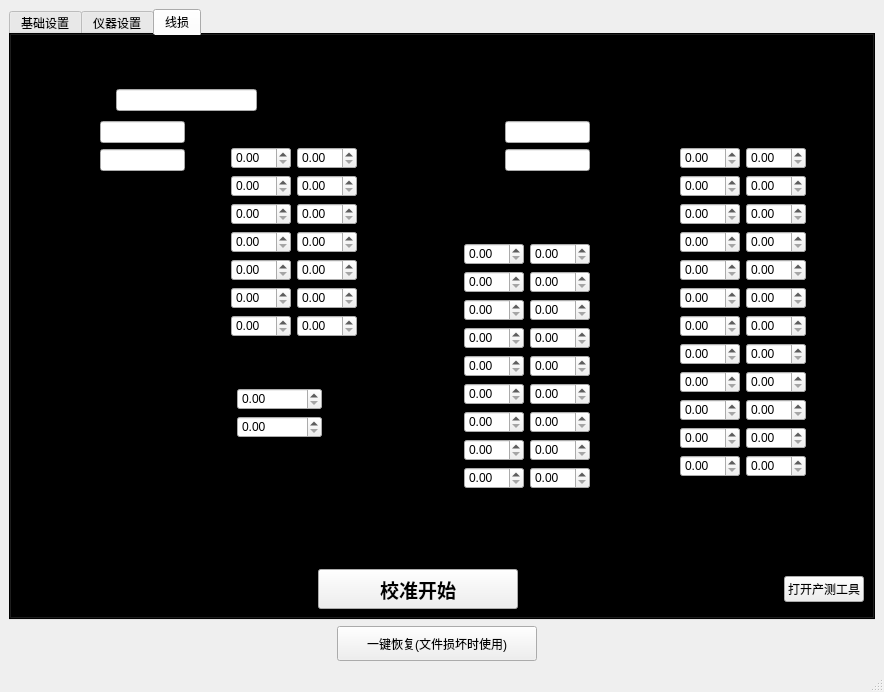
This is Factory_set_air/factory_set.ui in LeekSir/A_setTool as Qt 5 draws it before an edit. The edited form follows.
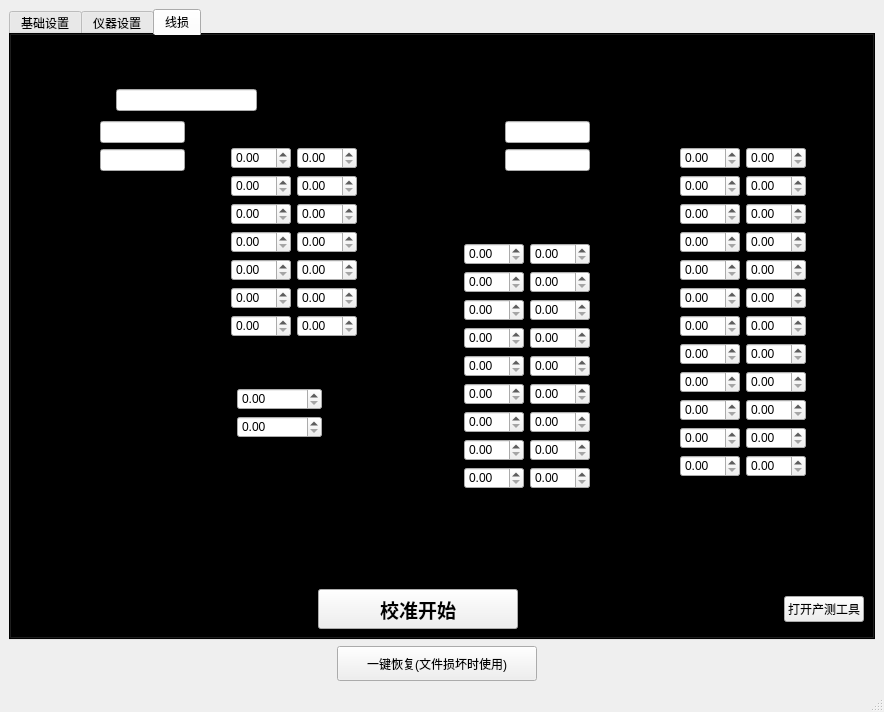
This is the edited form. Icons and pictures are not drawn.

Patch:
```diff
--- a/Factory_set_air/factory_set.ui
+++ b/Factory_set_air/factory_set.ui
@@ -7,7 +7,7 @@
     <x>0</x>
     <y>0</y>
     <width>884</width>
-    <height>692</height>
+    <height>712</height>
    </rect>
   </property>
   <property name="sizePolicy">
```
Left out of the diff: 588 changed lines with no effect on the pictures.
